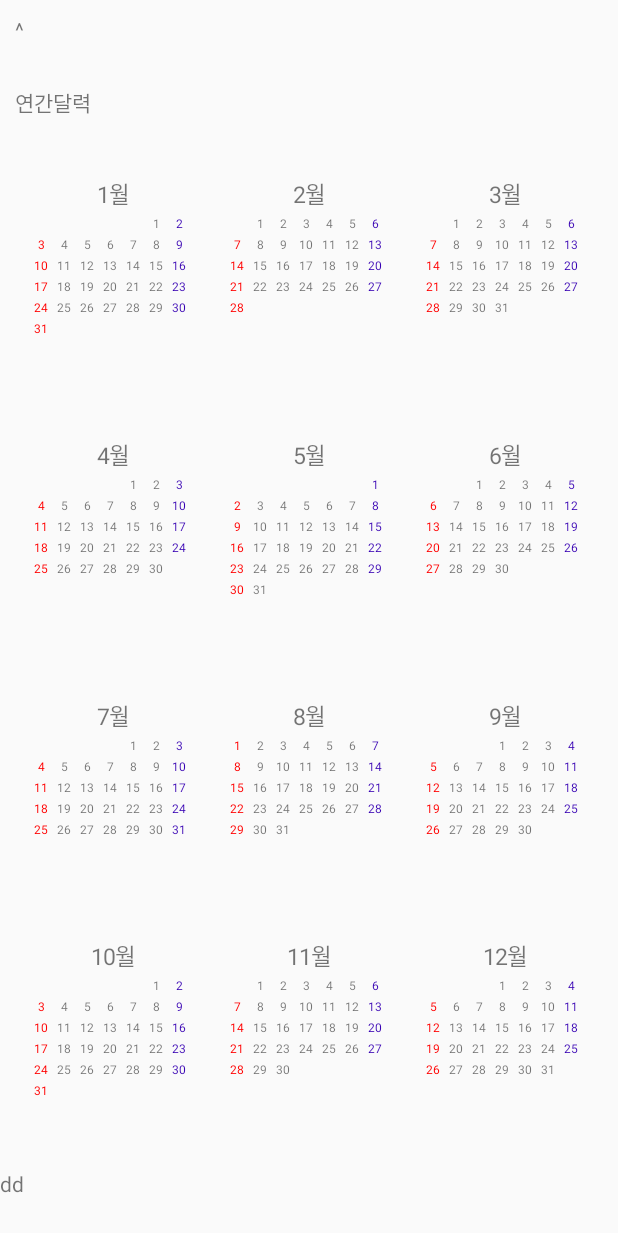
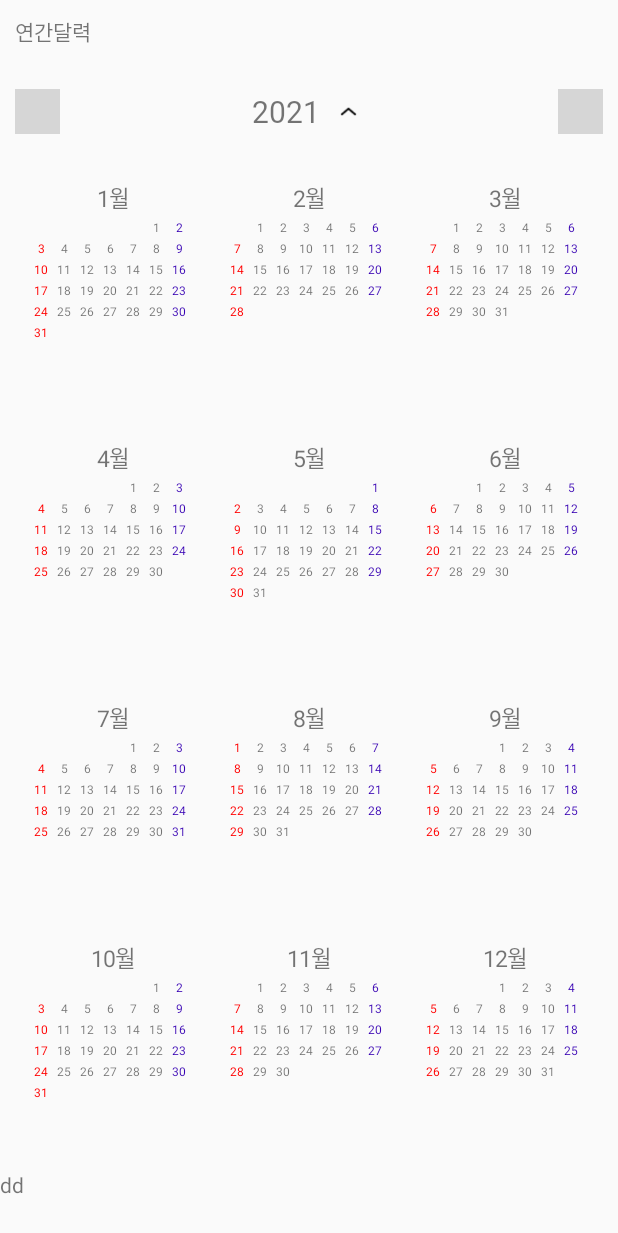
Before and after one commit to jsw4215/WeatherKok, an Android app: the CalendarActivity screen opened directly, with no data from a screen before it, after a tap on "연간", on a phone screen of 412 x 824 dp. Shown: the top 1233 px of the screen. Run offline under Robolectric (Android 15) with nearby library versions, the light colour scheme and no system bars; grey boxes are pictures that could not be loaded.

Commit message:
goeun ver2

```diff
--- a/app/src/main/AndroidManifest.xml
+++ b/app/src/main/AndroidManifest.xml
@@ -68,9 +68,9 @@
         </activity>
         <activity android:name=".where.WhereActivity">
         </activity>
-        <activity android:name=".main.MainActivity" android:exported="true"> //특정화면만 보고 싶을때 exported 넣어준다.
+        <activity android:name=".main.MainActivity"> //특정화면만 보고 싶을때 exported 넣어준다.
         </activity>
-        <activity android:name=".when.CalendarActivity">
+        <activity android:name=".when.CalendarActivity" android:exported="true">
         </activity>
     </application>
 
--- a/app/src/main/java/com/example/weatherkok/when/CalendarActivity.java
+++ b/app/src/main/java/com/example/weatherkok/when/CalendarActivity.java
@@ -1,5 +1,6 @@
 package com.example.weatherkok.when;
 
+import android.app.AlertDialog;
 import android.content.Context;
 import android.content.Intent;
 import android.content.SharedPreferences;
@@ -265,6 +266,7 @@ public class CalendarActivity extends BaseActivity{
             mIvBefore = findViewById(R.id.iv_before);
 
             mIvAfter = findViewById(R.id.iv_after);
+
 
         }
 
--- a/app/src/main/java/com/example/weatherkok/when/YearActivity.java
+++ b/app/src/main/java/com/example/weatherkok/when/YearActivity.java
@@ -8,6 +8,7 @@ import android.text.TextUtils;
 import android.util.Log;
 import android.view.View;
 import android.widget.FrameLayout;
+import android.widget.ImageView;
 import android.widget.LinearLayout;
 import android.widget.TextView;
 
@@ -35,6 +36,10 @@ public class YearActivity extends BaseActivity{
     Context mContext;
     String mSelectedDate;
     String mToday="";
+    String mYear;
+    String mMonth;
+    ImageView mIvYearBefore;
+    ImageView mIvYearAfter;
     boolean mLunaChecker=false;
     RecyclerView Jan;
     RecyclerView Feb;
@@ -49,9 +54,10 @@ public class YearActivity extends BaseActivity{
     RecyclerView Nov;
     RecyclerView Dec;
     RecyclerView Choose;
-    TextView mTvDialog;
+    ImageView mTvDialog;
     String PREFERENCE_KEY = "WeatherKok.SharedPreference";
     String mYearForCalendar;
+    int mMaxYear;
 
     @Override
     protected void onCreate(Bundle savedInstanceState) {
@@ -81,7 +87,6 @@ public class YearActivity extends BaseActivity{
         }
 
 
-
         mTvDialog.setOnClickListener(new View.OnClickListener() {
             @Override
             public void onClick(View v) {
@@ -91,6 +96,57 @@ public class YearActivity extends BaseActivity{
 
             }
         });
+
+        // 이전 연도 넘어가게 하는건데 안되네..
+        mIvYearBefore.setOnClickListener(new View.OnClickListener() {
+            @Override
+            public void onClick(View v) {
+                String yearForAfter = mYear.substring(0,4);
+                int a = Integer.parseInt(yearForAfter)-1;
+
+                if(!(a<2010)){
+                    Intent intent = new Intent(YearActivity.this, YearActivity.class);
+                    intent.addFlags(Intent.FLAG_ACTIVITY_CLEAR_TOP | Intent.FLAG_ACTIVITY_SINGLE_TOP);
+                    intent.putExtra("year",yearForAfter);
+                    finish();
+                    overridePendingTransition(0, 0); //인텐트 애니메이션 없애기
+                    startActivity(intent);
+                    overridePendingTransition(0, 0); //인텐트 애니메이션 없애기
+                }
+            }
+        });
+
+        // 이후 연도 넘어가게 하는건데 안되네..
+        mIvYearAfter.setOnClickListener(new View.OnClickListener() {
+            @Override
+            public void onClick(View v) {
+                String yearForBefore = mYear.substring(0,4);
+                int a = Integer.parseInt(yearForBefore)+1;
+
+                if(!(a>mMaxYear)){
+                    Intent intent = new Intent(YearActivity.this, YearActivity.class);
+                    intent.addFlags(Intent.FLAG_ACTIVITY_CLEAR_TOP | Intent.FLAG_ACTIVITY_SINGLE_TOP);
+                    intent.putExtra("year",yearForBefore);
+                    finish();
+                    overridePendingTransition(0, 0); //인텐트 애니메이션 없애기
+                    startActivity(intent);
+                    overridePendingTransition(0, 0); //인텐트 애니메이션 없애기
+                }
+            }
+        });
+
+    }
+
+    // 연간 +10년
+    private void setMaxYear() {
+
+        mMaxYear = Integer.parseInt(mToday.substring(0,4))+10;
+
+        SharedPreferences sp = getSharedPreferences(PREFERENCE_KEY,MODE_PRIVATE);
+        SharedPreferences.Editor editor = sp.edit();
+
+        editor.putString("maxYear", String.valueOf(mMaxYear));
+        editor.commit();
     }
 
     //월 달력 터치시 해당월로 이동
@@ -108,7 +164,9 @@ public class YearActivity extends BaseActivity{
     private void initView(){
         setContentView(R.layout.activity_year);
 
-        mTvDialog = findViewById(R.id.tv_year_dialog);
+        mTvDialog = findViewById(R.id.iv_year_cal_dialog);
+        mIvYearBefore = findViewById(R.id.iv_year_before);
+        mIvYearAfter = findViewById(R.id.iv_year_after);
 
         Jan = findViewById(R.id.rv_year_jan);
         Feb = findViewById(R.id.rv_year_feb);
--- a/app/src/main/res/layout/activity_year.xml
+++ b/app/src/main/res/layout/activity_year.xml
@@ -53,16 +53,7 @@
 
 <!--    </RelativeLayout>-->
 
-    <TextView
-        android:layout_weight="1"
-        android:id="@+id/tv_year_dialog"
-        android:layout_width="match_parent"
-        android:layout_height="wrap_content"
-        android:padding="10dp"
-        android:textSize="14dp"
-        android:text="^" />
-
-    <TextView
+       <TextView
         android:padding="10dp"
         android:layout_weight="1"
         android:text="연간달력"
@@ -70,6 +61,60 @@
         android:layout_height="wrap_content"
         android:fontFamily="@font/cafe24ohsquareair"/>
 
+    <LinearLayout
+        android:layout_width="match_parent"
+        android:layout_height="wrap_content"
+        android:orientation="horizontal">
+
+        <ImageView
+            android:id="@+id/iv_year_before"
+            android:layout_width="30dp"
+            android:layout_height="30dp"
+            android:layout_marginStart="10dp"
+            android:layout_marginTop="10dp"
+            android:layout_marginEnd="10dp"
+            android:layout_marginBottom="10dp"
+            android:src="@drawable/ic_arrow_left_black_24dp"
+            tools:ignore="NotSibling" />
+
+        <View
+            android:layout_width="0dp"
+            android:layout_height="0dp"
+            android:layout_weight="1"/>
+
+        <TextView
+            android:id="@+id/tv_year_top"
+            android:layout_width="wrap_content"
+            android:layout_height="wrap_content"
+            android:layout_margin="4dp"
+            android:layout_gravity="center"
+            android:text="2021"
+            android:textSize="20dp"
+            android:fontFamily="@font/cafe24ohsquare"/>
+
+        <ImageView
+            android:id="@+id/iv_year_cal_dialog"
+            android:layout_width="30dp"
+            android:layout_height="30dp"
+            android:layout_gravity="center"
+            android:src="@drawable/arrow_up"/>
+
+        <View
+            android:layout_width="0dp"
+            android:layout_height="0dp"
+            android:layout_weight="1"/>
+
+        <ImageView
+            android:id="@+id/iv_year_after"
+            android:layout_width="30dp"
+            android:layout_height="30dp"
+            android:layout_marginStart="10dp"
+            android:layout_marginTop="10dp"
+            android:layout_marginEnd="10dp"
+            android:layout_marginBottom="10dp"
+            android:src="@drawable/ic_arrow_right_black_24dp" />
+
+    </LinearLayout>
 
     <LinearLayout
         android:layout_weight="3"
```
Also changed, not shown: app/src/main/res/layout/activity_calendar.xml (+2 -11 lines).
